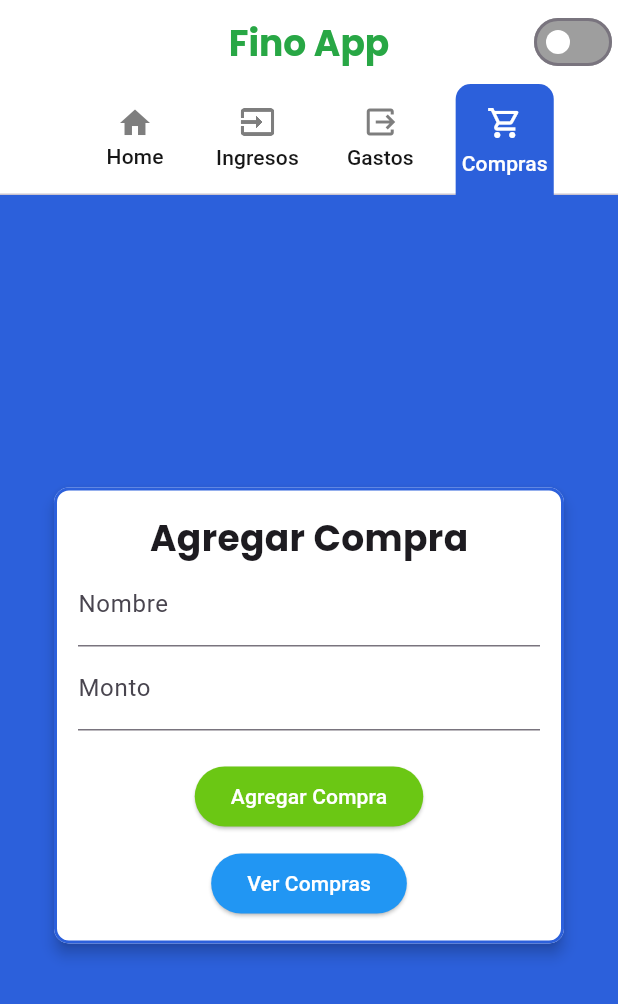
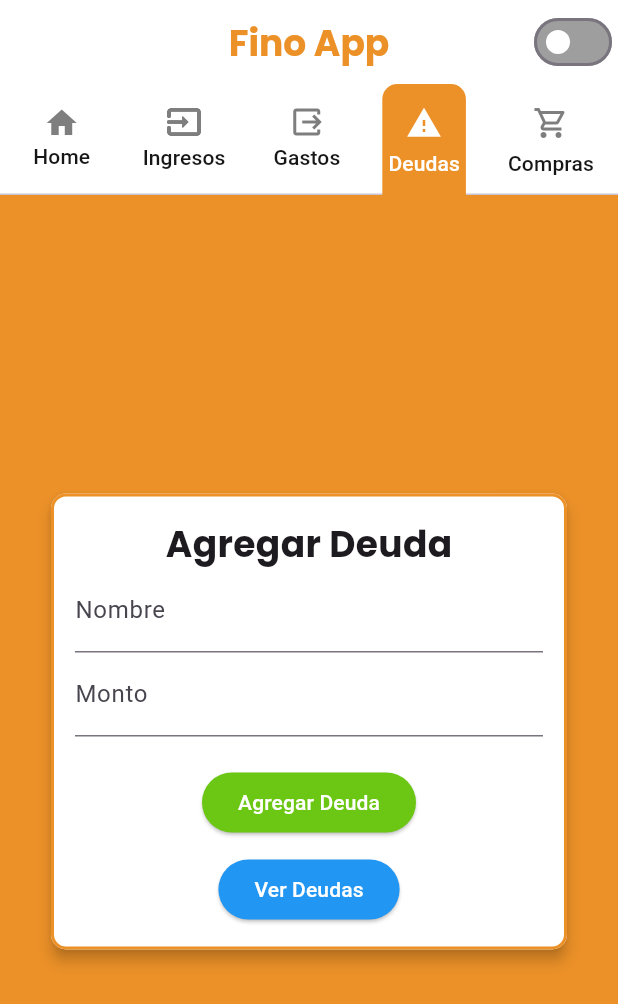
Before and after one commit to yamiddevofic/fino_app, a Flutter app: the screen it shows after launch, swiped to page 4, on a phone screen of 412 x 824 dp. Shown: the top 1004 px of the screen. Run offline on Flutter 3.47's test engine with Material 3 defaults, Android fonts, the phone set to English and light mode, and no system bars; our stand-ins replace hive, hive_flutter; accounts and stored records are empty.

Commit message:
agregué funcionalidad para manejar deudas

```diff
--- a/analysis_options.yaml
+++ b/analysis_options.yaml
@@ -10,6 +10,7 @@
 analyzer:
   errors:
     camel_case_types: ignore
+    dead_code: ignore
     depend_on_referenced_packages: ignore
     library_private_types_in_public_api: ignore
     non_constant_identifier_names: ignore ignore ignore ignore ignore ignore
--- a/lib/main.dart
+++ b/lib/main.dart
@@ -1,7 +1,9 @@
 import 'package:fino_app/provider/buy_provider.dart';
 import 'package:fino_app/provider/expenses_provider.dart';
 import 'package:fino_app/provider/incomes_provider.dart';
+import 'package:fino_app/provider/debts_provider.dart';
 import 'package:fino_app/screen/buys_screen.dart';
+import 'package:fino_app/screen/debt_screen.dart';
 import 'package:fino_app/screen/expenses_screen.dart';
 import 'package:fino_app/screen/home_screen.dart';
 import 'package:fino_app/screen/incomes_screen.dart';
@@ -10,6 +12,7 @@ import 'package:hive_flutter/hive_flutter.dart';
 import 'package:fino_app/models/incomes_model.dart';
 import 'package:fino_app/models/expenses_model.dart';
 import 'package:fino_app/models/buys_model.dart';
+import 'package:fino_app/models/debts_model.dart';
 import 'package:provider/provider.dart';
 
 // Otras importaciones se mantienen
@@ -22,11 +25,13 @@ void main() async {
   Hive.registerAdapter(IncomeAdapter());
   Hive.registerAdapter(ExpenseAdapter());
   Hive.registerAdapter(BuyAdapter());
+  Hive.registerAdapter(DebtAdapter());
 
   // Abre las cajas necesarias
   await Hive.openBox<Income>('incomesBox');
   await Hive.openBox<Expense>('expensesBox');
   await Hive.openBox<Buy>('buysBox');
+  await Hive.openBox<Debt>('debtBox');
 
   runApp(
     MultiProvider(
@@ -34,6 +39,7 @@ void main() async {
         ChangeNotifierProvider(create: (_) => IncomeProvider()),
         ChangeNotifierProvider(create: (_) => ExpenseProvider()),
         ChangeNotifierProvider(create: (_) => BuyProvider()),
+        ChangeNotifierProvider(create: (_) => DebtProvider()),
       ],
       child: finoApp(),
     ),
@@ -56,23 +62,24 @@ class _FinoAppState extends State<finoApp> with SingleTickerProviderStateMixin {
   bool get esOscuro => _modoTema == ThemeMode.dark;
   List<Color> get currentColors => esOscuro ? colorsDark : colorsLight;
 
-
   // Colores para el modo claro
   final List<Color> colorsLight = [
-  const Color(0xFF3A93CF), // HomeScreen
+    const Color(0xFF36A0DD), // HomeScreen
     const Color(0xFF28A745), // IncomesScreen
-  const Color(0xFFFF5733), // ExpensesScreen
-  const Color(0xFF2C60DB)
+    const Color(0xFFE70000), // ExpensesScreen
+    const Color(0xFFEC9128), // BuysScreen
+    const Color(0xFF2C89DB), // DebtScreen
   ];
 
 // Colores para el modo oscuro
   final List<Color> colorsDark = [
-  const Color(0xFF070707), // HomeScreen
+    const Color(0xFFC2C2C2), // HomeScreen
     const Color(0xFF86FF05), // IncomesScreen
-  const Color.fromARGB(255, 255, 217, 0), // ExpensesScreen
-  const Color.fromARGB(255, 0, 234, 255), // BuysScreen
+    const Color(0xFFE70000), // ExpensesScreen
+    const Color(0xFFFFD900), // BuysScreen
+    const Color(0xFF00C8FF), // BuysScreen
+
   ];
-
 
   final ThemeData temaClaro = ThemeData(
       brightness: Brightness.light,
@@ -83,16 +90,14 @@ final List<Color> colorsDark = [
       ),
       tabBarTheme: TabBarTheme(
           labelColor: Color(0xFFFFFEFE),
-      unselectedLabelColor: Color(0xFF161616)
-    ),
+          unselectedLabelColor: Color(0xFF161616)),
       iconTheme: IconThemeData(
         color: Colors.black,
       ),
       cardColor: Colors.white,
-    textTheme:  TextTheme(
-      bodyLarge: TextStyle(color: const Color(0xFFF1F1F1)),
-    )
-  );
+      textTheme: TextTheme(
+        bodyLarge: TextStyle(color: const Color(0xFF131212)),
+      ));
 
   final ThemeData temaOscuro = ThemeData(
       brightness: Brightness.dark,
@@ -103,30 +108,26 @@ final List<Color> colorsDark = [
       ),
       tabBarTheme: TabBarTheme(
           labelColor: const Color(0xFF000000),
-      unselectedLabelColor: Colors.white
-    ),
+          unselectedLabelColor: Colors.white),
       iconTheme: IconThemeData(
         color: const Color(0xFF000000),
       ),
       cardColor: Color(0xFF070707),
-    textTheme:  TextTheme(
+      textTheme: TextTheme(
         bodyLarge: TextStyle(color: Colors.white),
-    )
-  );
+      ));
 
-
-  void _cambiarTema(ThemeMode modo) {
+  void _changeTheme(ThemeMode modo) {
     setState(() {
       _modoTema = modo;
       backgroundColor = currentColors[_tabController.index];
     });
   }
 
-
   @override
   void initState() {
     super.initState();
-    _tabController = TabController(length: 4, vsync: this);
+    _tabController = TabController(length: 5, vsync: this);
     _pageController = PageController(initialPage: _tabController.index);
 
     // Asegura que el color de fondo esté sincronizado al iniciar la app
@@ -156,36 +157,44 @@ final List<Color> colorsDark = [
     });
   }
 
-
   @override
   Widget build(BuildContext contex) {
     return MaterialApp(
       title: 'Fino App',
       home: Builder(
           builder: (context) => DefaultTabController(
-            length: 4,
+              length: 5,
               child: Scaffold(
                 appBar: AppBar(
-                title: const Text('Fino App',
+                  title: Text(
+                    'Fino App',
                     style: TextStyle(
                       fontSize: 24,
                       fontWeight: FontWeight.bold,
                       fontFamily: 'Poppins',
                       fontStyle: FontStyle.normal,
-                        color: Color(0xFF28A745)
+                      color: currentColors[_tabController.index],
                     ),
                   ),
-                backgroundColor: Theme.of(context).appBarTheme.backgroundColor,
+                  backgroundColor:
+                      Theme.of(context).appBarTheme.backgroundColor,
                   centerTitle: true,
-                bottom:  TabBar(
+                  bottom: TabBar(
                     controller: _tabController,
-                  labelColor: Theme.of(context).tabBarTheme.labelColor,
-                  unselectedLabelColor: Theme.of(context).tabBarTheme.unselectedLabelColor,
+                    labelColor: _tabController.index == 0 && esOscuro
+                        ? Colors.white
+                        : Theme.of(context).tabBarTheme.labelColor,
+                    unselectedLabelColor:
+                        Theme.of(context).tabBarTheme.unselectedLabelColor,
                     isScrollable: true,
                     indicatorSize: TabBarIndicatorSize.label,
                     indicator: BoxDecoration(
-                    color:  _tabController.index == 0 && esOscuro ? Colors.white : backgroundColor,
-                    borderRadius: BorderRadius.only(topLeft: Radius.circular(10), topRight: Radius.circular(10)),
+                      color: _tabController.index == 0 && esOscuro
+                          ? const Color.fromARGB(255, 124, 124, 124)
+                          : backgroundColor,
+                      borderRadius: BorderRadius.only(
+                          topLeft: Radius.circular(10),
+                          topRight: Radius.circular(10)),
                     ),
                     indicatorPadding: EdgeInsets.only(left: -4, right: -4),
                     tabs: [
@@ -193,8 +202,12 @@ final List<Color> colorsDark = [
                         icon: Icon(
                           Icons.home,
                           color: _tabController.index == 0
-                            ? (esOscuro ? const Color.fromARGB(255, 0, 0, 0) : const Color.fromARGB(255, 255, 255, 255))
-                            : (esOscuro ? const Color(0xFFBDBDBD) : const Color(0xFF7E7E7E)),
+                              ? (esOscuro
+                                  ? const Color.fromARGB(255, 255, 255, 255)
+                                  : const Color.fromARGB(255, 255, 255, 255))
+                              : (esOscuro
+                                  ? const Color(0xFFBDBDBD)
+                                  : const Color(0xFF7E7E7E)),
                         ),
                         text: 'Home',
                         iconMargin: const EdgeInsets.only(left: 10, right: 10),
@@ -204,8 +217,12 @@ final List<Color> colorsDark = [
                         icon: Icon(
                           Icons.input_outlined,
                           color: _tabController.index == 1
-                            ? (esOscuro ? const Color(0xFF000000) : const Color(0xFFFFFFFF))
-                            : (esOscuro ? const Color(0xFFF0F0F0) : const Color(0xFF7E7E7E)),
+                              ? (esOscuro
+                                  ? const Color(0xFF000000)
+                                  : const Color(0xFFFFFFFF))
+                              : (esOscuro
+                                  ? const Color(0xFFF0F0F0)
+                                  : const Color(0xFF7E7E7E)),
                         ),
                         text: 'Ingresos',
                         key: const ValueKey('incomes'),
@@ -214,18 +231,41 @@ final List<Color> colorsDark = [
                         icon: Icon(
                           Icons.output_outlined,
                           color: _tabController.index == 2
-                            ? (esOscuro ? const Color.fromARGB(255, 0, 0, 0) : const Color.fromARGB(255, 255, 255, 255))
-                            : (esOscuro ? const Color(0xFFBDBDBD) : const Color(0xFF7E7E7E)),
+                              ? (esOscuro
+                                  ? const Color.fromARGB(255, 0, 0, 0)
+                                  : const Color.fromARGB(255, 255, 255, 255))
+                              : (esOscuro
+                                  ? const Color(0xFFBDBDBD)
+                                  : const Color(0xFF7E7E7E)),
                         ),
                         text: 'Gastos',
                         key: ValueKey('expenses'),
                       ),
                       Tab(
                         icon: Icon(
+                          Icons.warning_outlined,
+                          color: _tabController.index == 3
+                              ? (esOscuro
+                                  ? const Color.fromARGB(255, 0, 0, 0)
+                                  : const Color.fromARGB(255, 255, 255, 255))
+                              : (esOscuro
+                                  ? const Color(0xFFBDBDBD)
+                                  : const Color(0xFF7E7E7E)),
+                        ),
+                        text: 'Deudas',
+                        iconMargin: EdgeInsets.all(5),
+                        key: ValueKey('debts'),
+                      ),
+                      Tab(
+                        icon: Icon(
                           Icons.shopping_cart_outlined,
-                        color: _tabController.index == 3
-                            ? (esOscuro ? const Color.fromARGB(255, 0, 0, 0) : const Color.fromARGB(255, 255, 255, 255))
-                            : (esOscuro ? const Color(0xFFBDBDBD) : const Color(0xFF7E7E7E)),
+                          color: _tabController.index == 4
+                              ? (esOscuro
+                                  ? const Color.fromARGB(255, 0, 0, 0)
+                                  : const Color.fromARGB(255, 255, 255, 255))
+                              : (esOscuro
+                                  ? const Color(0xFFBDBDBD)
+                                  : const Color(0xFF7E7E7E)),
                         ),
                         text: 'Compras',
                         iconMargin: EdgeInsets.all(5),
@@ -237,7 +277,7 @@ final List<Color> colorsDark = [
                     Switch(
                       value: esOscuro,
                       onChanged: (bool valor) {
-                    _cambiarTema(valor ? ThemeMode.dark : ThemeMode.light);
+                        _changeTheme(valor ? ThemeMode.dark : ThemeMode.light);
                       },
                       activeColor: Colors.white,
                       activeTrackColor: const Color(0xFF181818),
@@ -249,19 +289,34 @@ final List<Color> colorsDark = [
                 body: PageView(
                   controller: _pageController,
                   children: [
-                  HomeScreen(color: currentColors[0], colors: currentColors, cambiarTema: _cambiarTema, modo: _modoTema),
-                  IncomesScreen(color: currentColors[1], cambiarTema: _cambiarTema, modo: _modoTema),
-                  ExpensesScreen(color: currentColors[2], cambiarTema: _cambiarTema, modo: _modoTema),
-                  BuysScreen(color: currentColors[3], cambiarTema: _cambiarTema, modo: _modoTema),
+                    HomeScreen(
+                        color: currentColors[0],
+                        colors: currentColors,
+                        changeTheme: _changeTheme,
+                        modo: _modoTema),
+                    IncomesScreen(
+                        color: currentColors[1],
+                        changeTheme: _changeTheme,
+                        modo: _modoTema),
+                    ExpensesScreen(
+                        color: currentColors[2],
+                        changeTheme: _changeTheme,
+                        modo: _modoTema),
+                    DebtsScreen(
+                        color: currentColors[3],
+                        changeTheme: _changeTheme,
+                        modo: _modoTema),
+                    BuysScreen(
+                        color: currentColors[4],
+                        changeTheme: _changeTheme,
+                        modo: _modoTema),
                   ],
                   onPageChanged: (index) {
                     _tabController.animateTo(index);
                     _updateBackgroundColor(index);
                   },
                 ),
-
-            ))
-      ),
+              ))),
       debugShowCheckedModeBanner: false,
       theme: temaClaro,
       darkTheme: temaOscuro,
--- /dev/null
+++ b/lib/models/debts_model.dart
@@ -0,0 +1,14 @@
+import 'package:hive/hive.dart';
+
+part 'debts_model.g.dart';
+
+@HiveType(typeId: 3)
+class Debt {
+  @HiveField(0)
+  final String name;
+
+  @HiveField(1)
+  final double amount;
+
+  Debt({required this.name, required this.amount});
+}
--- /dev/null
+++ b/lib/provider/debts_provider.dart
@@ -0,0 +1,38 @@
+import 'package:flutter/foundation.dart';
+import 'package:hive/hive.dart';
+import '../models/debts_model.dart';
+
+class DebtProvider with ChangeNotifier {
+  final _debtBox = Hive.box<Debt>('debtBox');
+
+  List<Debt> _debts = [];
+
+  List<Debt> get debts => _debts;
+
+  DebtProvider() {
+    _loadDebts();
+  }
+
+  void _loadDebts() {
+    _debts = _debtBox.values.toList();
+    notifyListeners();
+  }
+
+  Future addDebt(Debt debt) async {
+    await _debtBox.add(debt);
+    _debts = _debtBox.values.toList();
+    notifyListeners();
+  }
+
+  Future deleteDebt(int index) async {
+    await _debtBox.deleteAt(index);
+    _debts = _debtBox.values.toList();
+    notifyListeners();
+  }
+
+  Future updateDebt(int index, Debt updatedDebt) async {
+    await _debtBox.putAt(index, updatedDebt);
+    _debts = _debtBox.values.toList();
+    notifyListeners();
+  }
+}
--- a/lib/screen/buys_screen.dart
+++ b/lib/screen/buys_screen.dart
@@ -6,9 +6,9 @@ import 'package:intl/intl.dart';
 
 class BuysScreen extends StatefulWidget {
   final Color color;
-  final Function(ThemeMode) cambiarTema;
+  final Function(ThemeMode) changeTheme;
   final ThemeMode modo;
-  const BuysScreen({super.key, required this.color, required this.cambiarTema, required this.modo});
+  const BuysScreen({super.key, required this.color, required this.changeTheme, required this.modo});
   @override
   _BuysScreenState createState() => _BuysScreenState();
 }
@@ -62,14 +62,14 @@ class _BuysScreenState extends State<BuysScreen> {
           height: double.infinity,
           alignment: Alignment.center,
           decoration: BoxDecoration(
-            border: Border.all(
+          border: Border(
+            top: BorderSide(
               color: widget.color,
-              width: 2.0,
+              width: 8.0,
               style: BorderStyle.solid,
-              //color: widget.modo == ThemeMode.light ? Colors.white : widget.color,
             ),
-            borderRadius: BorderRadius.circular(10.0),
           ),
+        ),
         child: Center(
           child: SingleChildScrollView(
             child: Padding(
--- /dev/null
+++ b/lib/screen/debt_screen.dart
@@ -0,0 +1,227 @@
+import 'package:fino_app/models/debts_model.dart';
+import 'package:fino_app/provider/debts_provider.dart';
+import 'package:flutter/material.dart';
+import 'package:provider/provider.dart';
+import 'package:intl/intl.dart';
+
+class DebtsScreen extends StatefulWidget {
+  final Color color;
+  final Function(ThemeMode) changeTheme;
+  final ThemeMode modo;
+  const DebtsScreen({super.key, required this.color, required this.changeTheme, required this.modo});
+  @override
+  _DebtsScreenState createState() => _DebtsScreenState();
+}
+
+class _DebtsScreenState extends State<DebtsScreen> {
+  final _formKey = GlobalKey<FormState>();
+  String _debtName = '';
+  double _debtAmount = 0.0;
+
+  void sendDebt() {
+    if (_formKey.currentState!.validate()) {
+      _formKey.currentState!.save();
+
+      Provider.of<DebtProvider>(context, listen: false).addDebt(
+        Debt(name: _debtName, amount: _debtAmount),
+      );
+
+      ScaffoldMessenger.of(context).showSnackBar(
+        const SnackBar(
+          backgroundColor: Colors.red,
+          content: Text(
+            'Deuda agregada exitosamente',
+            style: TextStyle(color: Colors.white, fontSize: 20),
+          ),
+        ),
+      );
+
+      _formKey.currentState!.reset();
+      setState(() {
+        _debtName = '';
+        _debtAmount = 0.0;
+      });
+    }
+  }
+
+  void viewDebts() {
+    Navigator.push(
+      context,
+      MaterialPageRoute(
+        builder: (context) => const DebtsListScreen(),
+      ),
+    );
+  }
+
+  @override
+  Widget build(BuildContext context) {
+    return Scaffold(
+      backgroundColor: widget.modo == ThemeMode.dark ? const Color(0xFF070707) : widget.color,
+      body: Container(
+        width: double.infinity,
+          height: double.infinity,
+          alignment: Alignment.center,
+          decoration: BoxDecoration(
+          border: Border(
+            top: BorderSide(
+              color: widget.color,
+              width: 8.0,
+              style: BorderStyle.solid,
+            ),
+          ),
+        ),
+        child: Center(
+          child: SingleChildScrollView(
+            child: Padding(
+              padding: const EdgeInsets.all(30),
+              child: Card(
+                elevation: 4,
+                color: widget.modo == ThemeMode.dark ? const Color(0xFF070707) : Colors.white,
+                shape: RoundedRectangleBorder(
+                  borderRadius: BorderRadius.circular(10),
+                  side: BorderSide(
+                    color: widget.color,
+                    width: 2.0,
+                    style: BorderStyle.solid,
+                  ),
+                ),
+                child: Padding(
+                  padding: const EdgeInsets.all(16.0),
+                  child: Form(
+                    key: _formKey,
+                    child: Column(
+                      children: [
+                        const Text(
+                          'Agregar Deuda',
+                          style: TextStyle(
+                            fontSize: 24,
+                            fontWeight: FontWeight.bold,
+                            fontFamily: 'Poppins',
+                          ),
+                        ),
+                        TextFormField(
+                          decoration: const InputDecoration(labelText: 'Nombre'),
+                          validator: (value) {
+                            if (value == null || value.isEmpty) {
+                              return 'Por favor, ingrese un nombre';
+                            }
+                            return null;
+                          },
+                          onSaved: (value) {
+                            _debtName = value!;
+                          },
+                        ),
+                        TextFormField(
+                          decoration: const InputDecoration(labelText: 'Monto'),
+                          keyboardType: TextInputType.number,
+                          validator: (value) {
+                            if (value == null ||
+                                value.isEmpty ||
+                                double.tryParse(value) == null ||
+                                double.parse(value) <= 0) {
+                              return 'Por favor, ingrese un monto válido';
+                            }
+                            return null;
+                          },
+                          onSaved: (value) {
+                            _debtAmount = double.parse(value!);
+                          },
+                        ),
+                        const SizedBox(height: 20),
+                        ElevatedButton(
+                          style: ElevatedButton.styleFrom(
+                            foregroundColor: Colors.white,
+                            backgroundColor: const Color(0xFF6BC714),
+                          ),
+                          onPressed: sendDebt,
+                          child: const Text('Agregar Deuda'),
+                        ),
+                        const SizedBox(height: 10),
+                        ElevatedButton(
+                          style: ElevatedButton.styleFrom(
+                            foregroundColor: Colors.white,
+                            backgroundColor: Colors.blue,
+                          ),
+                          onPressed: viewDebts,
+                          child: const Text('Ver Deudas'),
+                        ),
+                      ],
+                    ),
+                  ),
+                ),
+              ),
+            ),
+          ),
+        ),
+      ),
+    );
+  }
+}
+
+class DebtsListScreen extends StatelessWidget {
+  const DebtsListScreen({super.key});
+
+  @override
+  Widget build(BuildContext context) {
+    final debts = Provider.of<DebtProvider>(context).debts;
+    final numberFormat = NumberFormat('#,##0.00', 'es_CO');
+
+    return Scaffold(
+      appBar: AppBar(
+        title: const Text('Deudas pendientes'),
+      ),
+      body: ListView.builder(
+        itemCount: debts.length,
+        itemBuilder: (context, index) {
+          final debt = debts[index];
+          return Card(
+            child: ListTile(
+              title: Text(debt.name),
+              subtitle: Text(
+                'Monto: \$${numberFormat.format(debt.amount)}',
+                style: const TextStyle(fontSize: 18),
+              ),
+              trailing: IconButton(
+                icon: const Icon(Icons.delete, color: Colors.red),
+                onPressed: () {
+                  showDialog(
+                    context: context,
+                    builder: (context) {
+                      return AlertDialog(
+                        title: const Text('Eliminar Deuda'),
+                        content: const Text(
+                            '¿Estás seguro de que deseas eliminar esta deuda?'),
+                        actions: [
+                          TextButton(
+                            onPressed: () {
+                              Navigator.pop(context);
+                            },
+                            child: const Text('Cancelar'),
+                          ),
+                          TextButton(
+                            onPressed: () {
+                              Navigator.pop(context);
+                              Provider.of<DebtProvider>(context,
+                                      listen: false)
+                                  .deleteDebt(index);
+                              ScaffoldMessenger.of(context)
+                                  .showSnackBar(const SnackBar(
+                                      backgroundColor: Colors.red,
+                                      content: Text(
+                                        'Deuda eliminada exitosamente',
+                                      )));
+                            },
+                            child: const Text('Eliminar'),
+                          ),
+                        ],
+                      );
+                    });
+                },
+              ),
+            ),
+          );
+        },
+      ),
+    );
+  }
+}
--- a/pubspec.yaml
+++ b/pubspec.yaml
@@ -57,6 +57,10 @@ dev_dependencies:
   # rules and activating additional ones.
   flutter_lints: ^4.0.0
 
+flutter_icons:
+  android: true
+  ios: true
+  image_path: "assets/images/carpeta.png"
 # For information on the generic Dart part of this file, see the
 # following page: https://dart.dev/tools/pub/pubspec
 
```
Also changed, not shown: lib/screen/expenses_screen.dart (+10 -7 lines), lib/screen/home_screen.dart (+31 -13 lines), lib/screen/incomes_screen.dart (+8 -8 lines), assets/images/carpeta.png (added), lib/models/debts_model.g.dart (added). Lines whose indentation alone changed are shown as unchanged.
